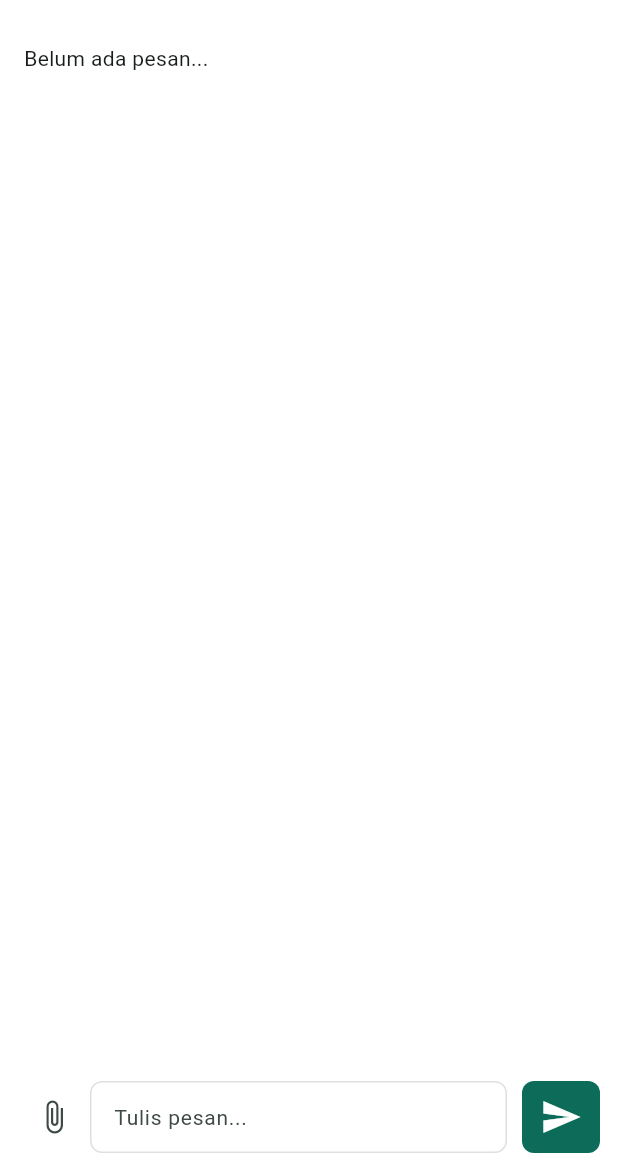
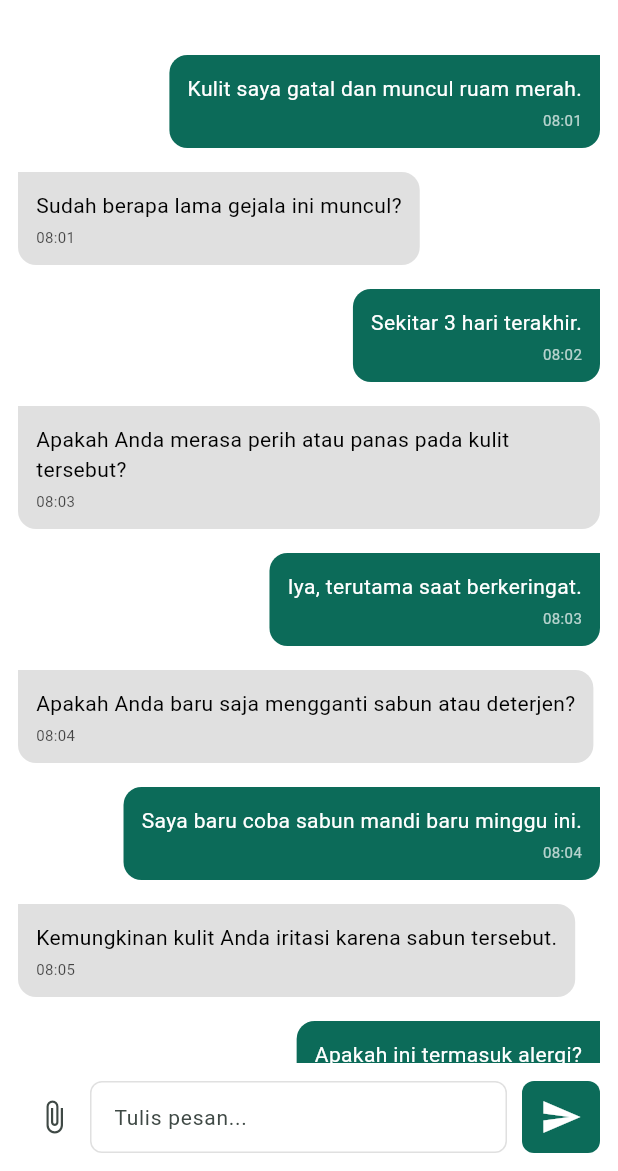
Before and after one commit to Kholzt/skinCheck, a Flutter app: the Chat screen opened directly, on a phone screen of 412 x 824 dp, the part 65-1236 px from its top. Run offline on Flutter 3.47's test engine with Material 3 defaults, Android fonts, the phone set to English and light mode, and no system bars; our stand-ins replace firebase_auth, firebase_core, font_awesome_flutter, google_sign_in; accounts and stored records are empty.

Commit message:
add ui chat

```diff
--- /dev/null
+++ b/devtools_options.yaml
@@ -0,0 +1,3 @@
+description: This file stores settings for Dart & Flutter DevTools.
+documentation: https://docs.flutter.dev/tools/devtools/extensions#configure-extension-enablement-states
+extensions:
--- a/lib/screens/chat/Chat.dart
+++ b/lib/screens/chat/Chat.dart
@@ -1,4 +1,5 @@
 import 'package:flutter/material.dart';
+import 'package:skin_chek/screens/chat/ChatItem.dart';
 import 'package:skin_chek/screens/chat/chat_hook.dart';
 
 class Chat extends StatefulWidget {
@@ -11,6 +12,106 @@ class Chat extends StatefulWidget {
 class _ChatState extends State<Chat> {
   ChatHook? viewModel;
   final _formKey = GlobalKey<FormState>();
+  List<Map<String, dynamic>> chat = [
+    {
+      "message": "Kulit saya gatal dan muncul ruam merah.",
+      "isSender": true,
+      "date": "08:01",
+    },
+    {
+      "message": "Sudah berapa lama gejala ini muncul?",
+      "isSender": false,
+      "date": "08:01",
+    },
+    {"message": "Sekitar 3 hari terakhir.", "isSender": true, "date": "08:02"},
+    {
+      "message": "Apakah Anda merasa perih atau panas pada kulit tersebut?",
+      "isSender": false,
+      "date": "08:03",
+    },
+    {
+      "message": "Iya, terutama saat berkeringat.",
+      "isSender": true,
+      "date": "08:03",
+    },
+    {
+      "message": "Apakah Anda baru saja mengganti sabun atau deterjen?",
+      "isSender": false,
+      "date": "08:04",
+    },
+    {
+      "message": "Saya baru coba sabun mandi baru minggu ini.",
+      "isSender": true,
+      "date": "08:04",
+    },
+    {
+      "message": "Kemungkinan kulit Anda iritasi karena sabun tersebut.",
+      "isSender": false,
+      "date": "08:05",
+    },
+    {
+      "message": "Apakah ini termasuk alergi?",
+      "isSender": true,
+      "date": "08:06",
+    },
+    {
+      "message":
+          "Bisa jadi, namun perlu diperiksa langsung untuk memastikannya.",
+      "isSender": false,
+      "date": "08:06",
+    },
+    {
+      "message": "Saya juga melihat ada kulit yang mengelupas.",
+      "isSender": true,
+      "date": "08:07",
+    },
+    {
+      "message": "Itu bisa menjadi gejala dermatitis kontak atau eksim.",
+      "isSender": false,
+      "date": "08:07",
+    },
+    {
+      "message": "Obat apa yang bisa saya pakai?",
+      "isSender": true,
+      "date": "08:08",
+    },
+    {
+      "message": "Gunakan salep hidrokortison tipis-tipis 2 kali sehari.",
+      "isSender": false,
+      "date": "08:08",
+    },
+    {
+      "message": "Apakah perlu ke dokter kulit?",
+      "isSender": true,
+      "date": "08:09",
+    },
+    {
+      "message":
+          "Jika tidak membaik dalam 3–5 hari, sebaiknya konsultasi langsung.",
+      "isSender": false,
+      "date": "08:09",
+    },
+    {
+      "message": "Oke, saya akan coba salep dulu.",
+      "isSender": true,
+      "date": "08:10",
+    },
+    {
+      "message": "Jangan lupa juga untuk hentikan pemakaian sabun yang baru.",
+      "isSender": false,
+      "date": "08:10",
+    },
+    {
+      "message": "Terima kasih atas sarannya!",
+      "isSender": true,
+      "date": "08:11",
+    },
+    {
+      "message": "Sama-sama, semoga lekas membaik.",
+      "isSender": false,
+      "date": "08:11",
+    },
+  ];
 
   @override
   void initState() {
@@ -37,10 +138,18 @@ class _ChatState extends State<Chat> {
           children: [
             Expanded(
               child: ListView(
-                padding: const EdgeInsets.all(16),
-                children: const [
-                  Text("Belum ada pesan..."), // Ganti dengan daftar pesan nanti
-                ],
+                padding: const EdgeInsets.symmetric(
+                  horizontal: 0,
+                  vertical: 16,
+                ),
+                children:
+                    chat.map((ch) {
+                      return ChatItem(
+                        message: ch['message'],
+                        isSender: ch['isSender'],
+                        date: ch['date'],
+                      );
+                    }).toList(),
               ),
             ),
 
--- /dev/null
+++ b/lib/screens/chat/ChatItem.dart
@@ -0,0 +1,60 @@
+import 'package:flutter/material.dart';
+
+class ChatItem extends StatelessWidget {
+  final String message;
+  final String date;
+  final bool isSender;
+
+  const ChatItem({
+    super.key,
+    required this.message,
+    required this.isSender,
+    required this.date,
+  });
+
+  @override
+  Widget build(BuildContext context) {
+    final bgColor =
+        isSender ? Theme.of(context).primaryColor : Colors.grey.shade300;
+    final textColor = isSender ? Colors.white : Colors.black;
+
+    return Align(
+      alignment: isSender ? Alignment.centerRight : Alignment.centerLeft,
+      child: Container(
+        margin: const EdgeInsets.symmetric(vertical: 8, horizontal: 12),
+        child: IntrinsicWidth(
+          child: Container(
+            padding: const EdgeInsets.all(12),
+            decoration: BoxDecoration(
+              color: bgColor,
+              borderRadius: BorderRadius.only(
+                bottomLeft: const Radius.circular(12),
+                bottomRight: const Radius.circular(12),
+                topLeft: isSender ? const Radius.circular(12) : Radius.zero,
+                topRight: isSender ? Radius.zero : const Radius.circular(12),
+              ),
+            ),
+            child: Column(
+              crossAxisAlignment: CrossAxisAlignment.start,
+              children: [
+                Text(message, style: TextStyle(color: textColor, fontSize: 14)),
+                const SizedBox(height: 4),
+                Align(
+                  alignment:
+                      isSender ? Alignment.bottomRight : Alignment.bottomLeft,
+                  child: Text(
+                    date,
+                    style: TextStyle(
+                      color: textColor.withOpacity(0.7),
+                      fontSize: 10,
+                    ),
+                  ),
+                ),
+              ],
+            ),
+          ),
+        ),
+      ),
+    );
+  }
+}
```
